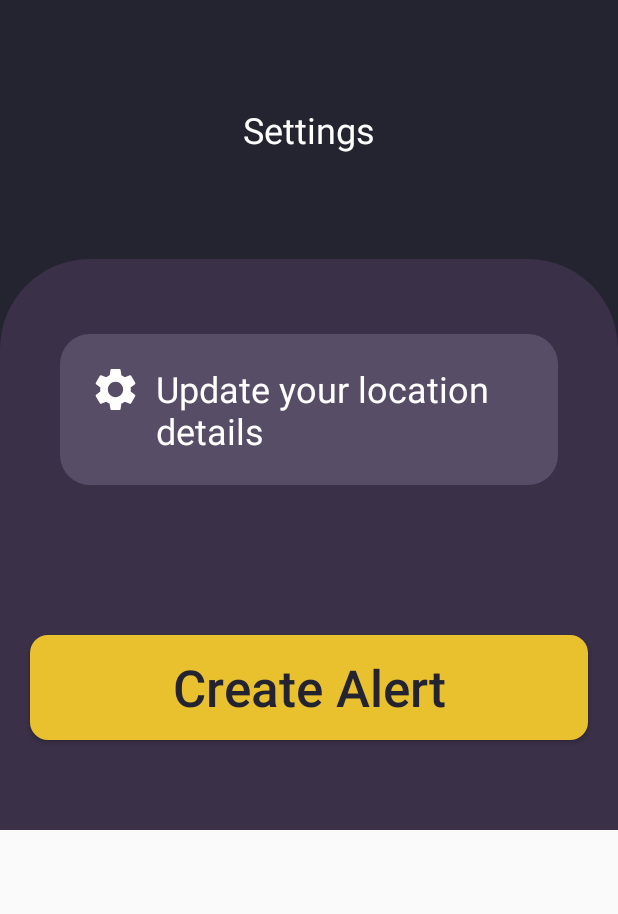
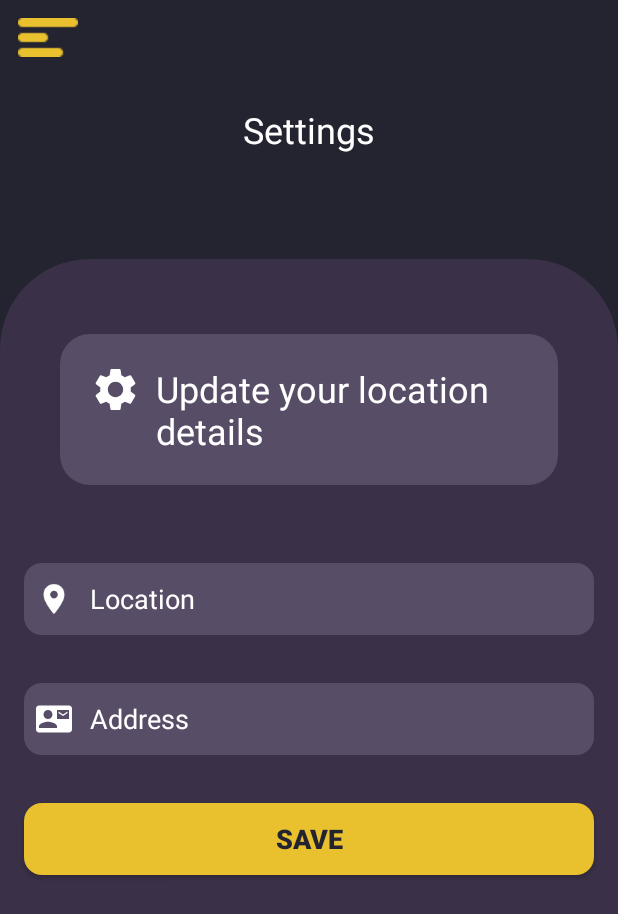
Before and after one commit to kadimasum/BlackAlaer-Android, an Android app: the SettingsActivity screen opened directly, with no data from a screen before it, on a phone screen of 412 x 824 dp. Shown: the top 914 px of the screen. Run offline under Robolectric (Android 15) with nearby library versions, the phone set to English and light mode, and no system bars; Roboto replaces fonts that are not available here.

Commit message:
Linked all activities

```diff
--- a/app/src/main/java/com/moringaschool/blackalertandroid/ui/app/MyAlertsActivity.java
+++ b/app/src/main/java/com/moringaschool/blackalertandroid/ui/app/MyAlertsActivity.java
@@ -35,7 +35,7 @@ public class MyAlertsActivity extends AppCompatActivity implements NavigationVie
         navigationView.bringToFront();
 
         navigationView.setNavigationItemSelectedListener(this);
-        navigationView.setCheckedItem(R.id.user);
+        navigationView.setCheckedItem(R.id.my_alerts);
     }
 
     @Override
--- a/app/src/main/java/com/moringaschool/blackalertandroid/ui/app/SettingsActivity.java
+++ b/app/src/main/java/com/moringaschool/blackalertandroid/ui/app/SettingsActivity.java
@@ -1,16 +1,69 @@
 package com.moringaschool.blackalertandroid.ui.app;
 
+import androidx.annotation.NonNull;
 import androidx.appcompat.app.AppCompatActivity;
+import androidx.core.view.GravityCompat;
+import androidx.drawerlayout.widget.DrawerLayout;
 
+import android.content.Intent;
 import android.os.Bundle;
+import android.view.MenuItem;
+import android.widget.ImageView;
 
+import com.google.android.material.navigation.NavigationView;
 import com.moringaschool.blackalertandroid.R;
 
-public class SettingsActivity extends AppCompatActivity {
+public class SettingsActivity extends AppCompatActivity implements NavigationView.OnNavigationItemSelectedListener {
+    // menu variables
+    DrawerLayout drawerLayout;
+    NavigationView navigationView;
+    ImageView toolbar;
 
     @Override
     protected void onCreate(Bundle savedInstanceState) {
         super.onCreate(savedInstanceState);
         setContentView(R.layout.activity_settings);
+
+        // <------- HOOKS -------->
+        drawerLayout = (DrawerLayout) findViewById(R.id.drawer_layout_3);
+        navigationView = (NavigationView) findViewById(R.id.nav_view_3);
+        toolbar = (ImageView) findViewById(R.id.menu_icon_3);
+
+        // <---------TOOL BAR --------->
+
+        // <------- NAVIGATION DRAWER MENU --------->
+        navigationView.bringToFront();
+
+        navigationView.setNavigationItemSelectedListener(this);
+        navigationView.setCheckedItem(R.id.settings);
+    }
+
+    @Override
+    public void onBackPressed() {
+        if(drawerLayout.isDrawerOpen(GravityCompat.START)){
+            drawerLayout.closeDrawer(GravityCompat.START);
+        } else{
+            super.onBackPressed();
+        }
+
+    }
+
+    @Override
+    public boolean onNavigationItemSelected(@NonNull MenuItem item) {
+        switch (item.getItemId()){
+            case R.id.user:
+                startActivity(new Intent(SettingsActivity.this, AlertHomeActivity.class));
+                break;
+            case R.id.my_alerts:
+                startActivity(new Intent(SettingsActivity.this, MyAlertsActivity.class));
+                break;
+            case R.id.settings:
+                startActivity(new Intent(SettingsActivity.this, SettingsActivity.class));
+                break;
+            case R.id.logout:
+                break;
+        }
+        drawerLayout.closeDrawer(GravityCompat.START);
+        return true;
     }
 }
--- /dev/null
+++ b/app/src/main/res/drawable/settings_input_radius.xml
@@ -0,0 +1,5 @@
+<?xml version="1.0" encoding="utf-8"?>
+<shape xmlns:android="http://schemas.android.com/apk/res/android">
+    <solid android:color="@color/blackAlertMulledWine_light_purple"/>
+    <corners android:radius="12dp"/>
+</shape>
--- a/app/src/main/res/layout/activity_create_account_one.xml
+++ b/app/src/main/res/layout/activity_create_account_one.xml
@@ -61,6 +61,7 @@
             android:layout_marginBottom="16dp"
             android:background="@drawable/input_radius"
             android:drawableLeft="@drawable/ic_baseline_person_24"
+            android:drawablePadding="12dp"
             android:hint="First Name"
             android:inputType="text"
             android:minHeight="48dp"
@@ -80,6 +81,7 @@
                 android:layout_marginBottom="16dp"
                 android:background="@drawable/input_radius"
                 android:drawableLeft="@drawable/ic_baseline_person_24"
+                android:drawablePadding="12dp"
                 android:hint="Last Name"
                 android:inputType="text"
                 android:minHeight="48dp"
@@ -93,6 +95,7 @@
             android:layout_height="wrap_content"
             android:hint="Email"
             android:drawableLeft="@drawable/ic_baseline_email_24"
+            android:drawablePadding="12dp"
             android:inputType="textWebEmailAddress"
             android:textColorHint="@color/blackAlertHint"
             android:layout_margin="16dp"
@@ -109,6 +112,7 @@
             android:hint="Password"
             android:inputType="textPassword"
             android:drawableLeft="@drawable/ic_baseline_password_24"
+            android:drawablePadding="12dp"
             android:textColorHint="@color/blackAlertHint"
             android:layout_margin="16dp"
             android:layout_below="@+id/Create_account_email"
@@ -122,6 +126,7 @@
             android:layout_width="match_parent"
             android:layout_height="wrap_content"
             android:drawableLeft="@drawable/ic_baseline_password_24"
+            android:drawablePadding="12dp"
             android:layout_below="@+id/Create_account_password"
             android:layout_marginStart="16dp"
             android:layout_marginTop="16dp"
--- a/app/src/main/res/layout/activity_create_account_two.xml
+++ b/app/src/main/res/layout/activity_create_account_two.xml
@@ -100,6 +100,7 @@
             android:layout_marginBottom="16dp"
             android:background="@drawable/input_radius"
             android:drawableLeft="@drawable/age"
+            android:drawablePadding="12dp"
             android:hint="Age"
             android:inputType="number"
             android:minHeight="48dp"
@@ -113,6 +114,7 @@
             android:layout_height="wrap_content"
             android:hint="Location"
             android:drawableLeft="@drawable/ic_baseline_location_on_24"
+            android:drawablePadding="12dp"
             android:inputType="text"
             android:textColorHint="@color/blackAlertHint"
             android:layout_margin="16dp"
@@ -128,6 +130,7 @@
             android:layout_height="wrap_content"
             android:hint="Address"
             android:drawableLeft="@drawable/address"
+            android:drawablePadding="12dp"
             android:inputType="textAutoCorrect"
             android:textColorHint="@color/blackAlertHint"
             android:layout_margin="16dp"
--- a/app/src/main/res/layout/activity_login.xml
+++ b/app/src/main/res/layout/activity_login.xml
@@ -46,11 +46,12 @@
             android:layout_height="wrap_content"
             android:hint="Email"
             android:drawableLeft="@drawable/ic_baseline_email_24"
+            android:drawablePadding="12dp"
             android:inputType="textWebEmailAddress"
             android:textColorHint="@color/blackAlertHint"
             android:layout_margin="16dp"
             android:layout_below="@+id/login_header"
-            android:background="@color/blackAlertJagger_purple"
+            android:background="@drawable/input_radius"
             android:padding="8dp"
             android:minHeight="48dp"/>
 
@@ -61,11 +62,12 @@
             android:layout_height="wrap_content"
             android:hint="Password"
             android:drawableLeft="@drawable/ic_baseline_password_24"
+            android:drawablePadding="12dp"
             android:inputType="textPassword"
             android:textColorHint="@color/blackAlertHint"
             android:layout_margin="16dp"
             android:layout_below="@+id/login_email"
-            android:background="@color/blackAlertJagger_purple"
+            android:background="@drawable/input_radius"
             android:padding="8dp"
             android:minHeight="48dp"/>
 
@@ -75,7 +77,7 @@
             android:layout_height="wrap_content"
             android:layout_below="@+id/login_password"
             android:layout_margin="16dp"
-            android:background="@color/blackAlertBrightSun_yellow"
+            android:background="@drawable/button_radius"
             android:elevation="4dp"
             android:minHeight="48dp"
             android:text="Login"
--- a/app/src/main/res/layout/activity_main.xml
+++ b/app/src/main/res/layout/activity_main.xml
@@ -64,12 +64,13 @@
         android:layout_width="match_parent"
         android:layout_height="wrap_content"
         android:layout_alignParentBottom="true"
+        android:layout_marginBottom="16px"
         android:background="@drawable/buttonradius"
         android:minHeight="48dp"
+        android:textStyle="bold"
         android:text="Get Started"
         android:textColor="@color/blackAlertJaguar_dark"
-            android:textSize="20dp"
-            android:layout_marginBottom="16px"/>
+        android:textSize="20dp" />
 
 
 
--- a/app/src/main/res/layout/activity_settings.xml
+++ b/app/src/main/res/layout/activity_settings.xml
@@ -1,10 +1,24 @@
 <?xml version="1.0" encoding="utf-8"?>
-<ScrollView xmlns:android="http://schemas.android.com/apk/res/android"
+<androidx.drawerlayout.widget.DrawerLayout xmlns:android="http://schemas.android.com/apk/res/android"
     xmlns:app="http://schemas.android.com/apk/res-auto"
     xmlns:tools="http://schemas.android.com/tools"
+    android:id="@+id/drawer_layout_3"
     android:layout_width="match_parent"
     android:layout_height="match_parent"
-    tools:context=".ui.app.SettingsActivity">
+    android:background="@color/blackAlertJaguar_dark"
+    tools:context=".ui.app.SettingsActivity"
+    tools:openDrawer="start">
+
+    <com.google.android.material.navigation.NavigationView
+        android:id="@+id/nav_view_3"
+        android:layout_width="wrap_content"
+        android:layout_height="match_parent"
+        android:layout_gravity="start"
+        android:background="@color/blackAlertJaguar_dark"
+        app:headerLayout="@layout/header"
+        app:itemTextColor="@color/white"
+        android:fitsSystemWindows="true"
+        app:menu="@menu/main_menu" />
 
     <RelativeLayout
         android:layout_width="match_parent"
@@ -36,6 +50,7 @@
                 android:layout_marginStart="40dp"
                 android:layout_marginTop="50dp"
                 android:layout_marginEnd="40dp"
+                android:layout_marginBottom="36dp"
                 android:background="@drawable/card_radius"
                 android:orientation="horizontal"
                 android:padding="20dp">
@@ -57,35 +72,71 @@
 
             </LinearLayout>
 
-            <androidx.recyclerview.widget.RecyclerView
-                android:id="@+id/recyclerView"
+            <!--        Location-->
+            <EditText
+                android:id="@+id/Create_account_location"
+                android:layout_width="match_parent"
+                android:layout_height="wrap_content"
+                android:hint="Location"
+                android:drawableLeft="@drawable/ic_baseline_location_on_24"
+                android:drawablePadding="12dp"
+                android:inputType="text"
+                android:textColorHint="@color/blackAlertHint"
+                android:layout_margin="16dp"
                 android:layout_below="@+id/addressContainer"
-                android:layout_marginTop="50dp"
+                android:background="@drawable/settings_input_radius"
+                android:padding="8dp"
+                android:minHeight="48dp"/>
+
+            <!--        Address-->
+            <EditText
+                android:id="@+id/Create_account_address"
                 android:layout_width="match_parent"
-                android:layout_height="match_parent" />
+                android:layout_height="wrap_content"
+                android:hint="Address"
+                android:drawableLeft="@drawable/address"
+                android:drawablePadding="12dp"
+                android:inputType="textAutoCorrect"
+                android:textColorHint="@color/blackAlertHint"
+                android:layout_margin="16dp"
+                android:layout_below="@+id/Create_account_location"
+                android:background="@drawable/settings_input_radius"
+                android:padding="8dp"
+                android:minHeight="48dp"/>
 
             <androidx.appcompat.widget.AppCompatButton
-                android:id="@+id/createAlertButton"
+                android:id="@+id/finish_btn"
                 android:layout_width="match_parent"
-                android:layout_height="70dp"
-                android:textAllCaps="false"
+                android:layout_height="wrap_content"
+                android:layout_below="@+id/Create_account_address"
+                android:layout_marginStart="16dp"
+                android:layout_marginTop="16dp"
+                android:layout_marginEnd="16dp"
+                android:layout_marginBottom="16dp"
+                android:background="@drawable/button_radius"
+                android:elevation="4dp"
+                android:minHeight="48dp"
+                android:text="Save"
                 android:textColor="@color/blackAlertJaguar_dark"
-                android:layout_marginTop="50dp"
-                android:layout_marginBottom="60dp"
-                android:textSize="34sp"
-                android:background="@drawable/button_radius"
-                android:layout_marginStart="20dp"
-                android:layout_marginEnd="20dp"
-                android:text="@string/create_alert"
-                android:layout_below="@+id/recyclerView"
-                android:layout_centerHorizontal="true"/>
+                android:textSize="18dp"
+                android:textStyle="bold" />
 
 
 
 
         </RelativeLayout>
 
+        <ImageView
+            android:id="@+id/menu_icon_3"
+            android:layout_width="wrap_content"
+            android:layout_height="wrap_content"
+            android:layout_marginStart="12dp"
+            android:layout_marginTop="12dp"
+            android:layout_marginEnd="12dp"
+            android:layout_marginBottom="12dp"
+            app:srcCompat="@drawable/menu" />
+
 
     </RelativeLayout>
 
-</ScrollView>
+</androidx.drawerlayout.widget.DrawerLayout>
```
Lines whose indentation alone changed are shown as unchanged.
